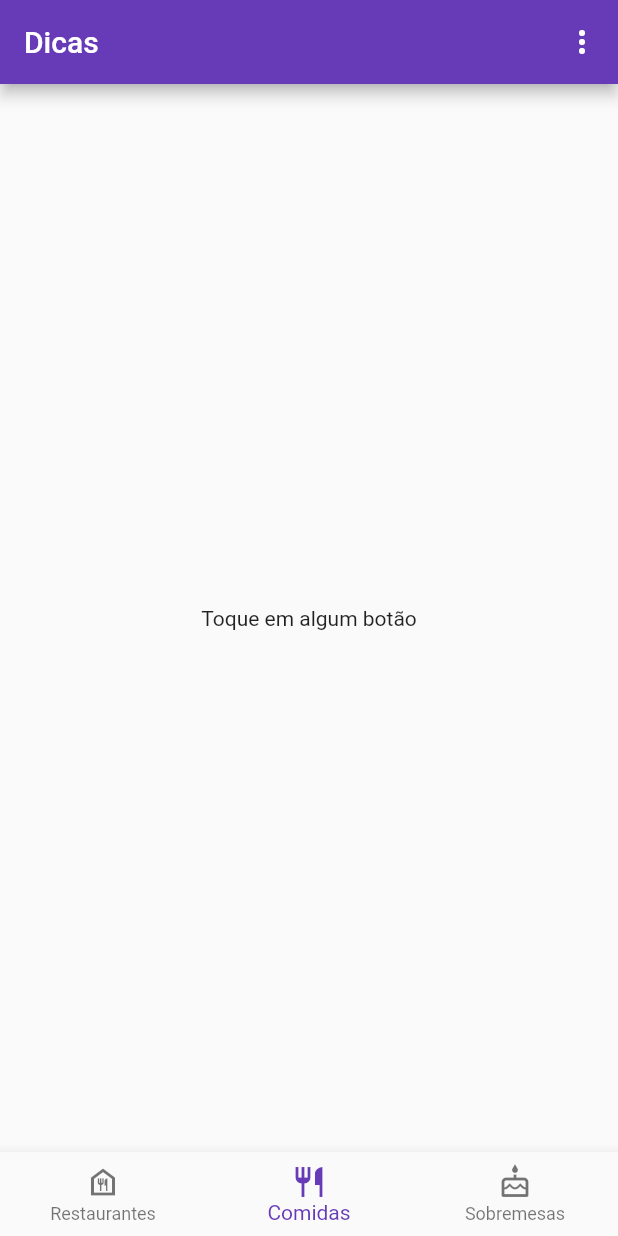
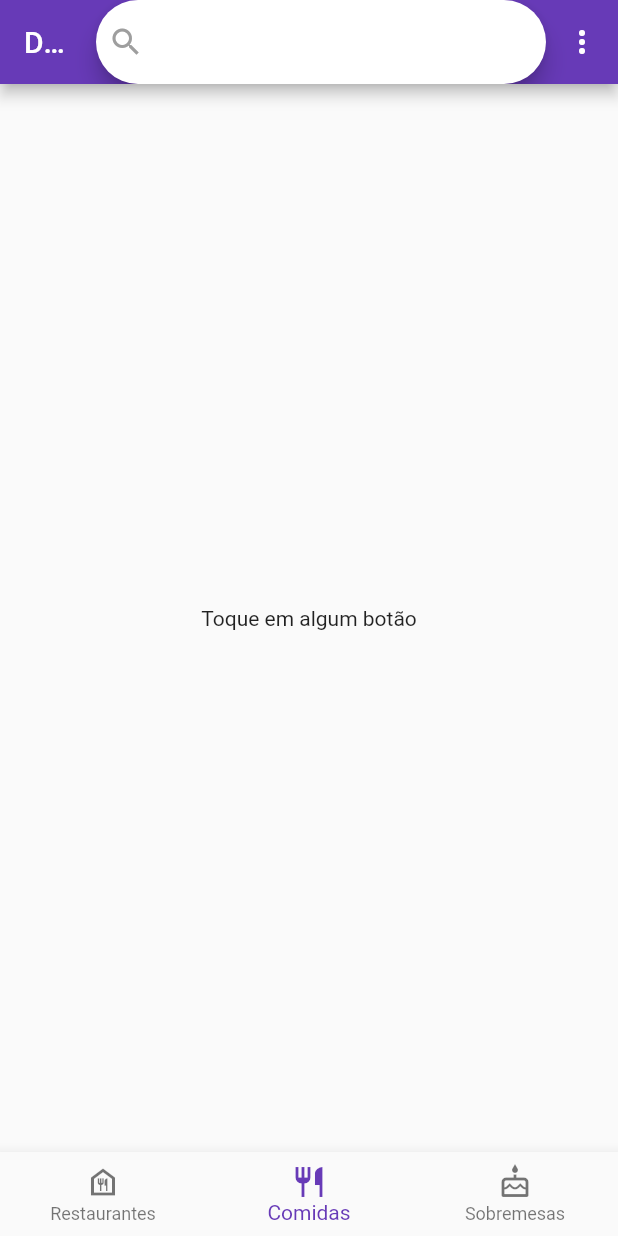
Before and after one commit to quirinof/oopFlutter, a Flutter app: the screen it shows after launch, on a phone screen of 412 x 824 dp. Run offline on Flutter 3.47's test engine with Material 2 defaults, Android fonts, the phone set to English and light mode, and no system bars; our stand-ins replace flutter_hooks; project files that could hold a hidden picture were left out.

Commit message:
recipe 10c - add search bar for filtering

```diff
--- a/recipe10c/lib/view/widgets.dart
+++ b/recipe10c/lib/view/widgets.dart
@@ -12,6 +12,24 @@ class MyApp extends HookWidget {
         appBar: AppBar(
           title: const Text("Dicas"),
           actions: [
+            SearchBar(
+              leading: const Icon(
+                Icons.search,
+                color: Colors.grey,
+              ),
+              constraints: const BoxConstraints(
+                minWidth: 1.0,
+                maxWidth: 300.0,
+              ),
+              onChanged: (filter) {
+                if (filter.length >= 3) {
+                  dataService.emitirEstadoFiltrado(filter);
+                }
+                else {
+                  dataService.emitirEstadoFiltrado('');
+                }
+              },
+            ),
             PopupMenuButton(
               initialValue: popUpState.value,
               itemBuilder: (_) => dataService.possibleNumbers.map(
@@ -41,7 +59,7 @@ class MyApp extends HookWidget {
                 return InteractiveViewer(
                   constrained: false,
                   child: DataTableWidget(
-                    jsonObjects: value['dataObjects'],
+                    jsonObjects: dataService.filtrarObjetos(),
                     propertyNames: value['propertyNames'],
                     columnNames: value['columnNames'],
                     sortCallback: dataService.ordenarEstadoAtual
```
